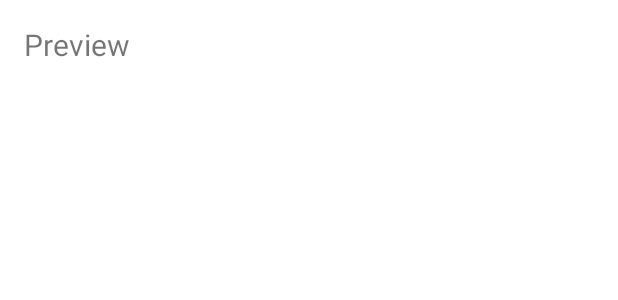
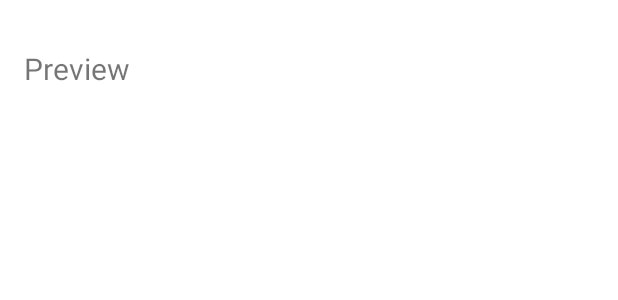
Before and after one commit to leonljh/Restaurant, an Android app: the layout restaurant_list_item.xml on its own in the app's theme, with its tools: preview values and no code run, on a phone screen of 412 x 824 dp. Shown: the top 300 px of the screen. Run offline under Robolectric (Android 15) with nearby library versions, the phone set to English and light mode, and no system bars.

```diff
--- a/app/src/main/java/com/example/android/restaurant/RestaurantAdapter.java
+++ b/app/src/main/java/com/example/android/restaurant/RestaurantAdapter.java
@@ -14,6 +14,8 @@ import androidx.annotation.NonNull;
 import androidx.recyclerview.widget.RecyclerView;
 
 import com.example.android.restaurant.model.Restaurant;
+
+import org.w3c.dom.Text;
 
 import java.util.List;
 
--- a/app/src/main/res/layout/restaurant_list_item.xml
+++ b/app/src/main/res/layout/restaurant_list_item.xml
@@ -1,15 +1,17 @@
 <?xml version="1.0" encoding="utf-8"?>
-<FrameLayout xmlns:android="http://schemas.android.com/apk/res/android"
+<RelativeLayout xmlns:android="http://schemas.android.com/apk/res/android"
     android:layout_width="match_parent"
     android:layout_height="wrap_content"
     xmlns:tools="http://schemas.android.com/tools"
     android:padding="16dp">
 
     <TextView
+        android:id="@+id/restaurant_id_num"
         android:layout_width="wrap_content"
         android:layout_height="wrap_content"
-        android:id="@+id/restaurant_id_num"
-        tools:text="Preview"
-        android:textSize="20dp" />
+        android:layout_alignParentTop="true"
+        android:layout_marginTop="16dp"
+        android:textSize="20dp"
+        tools:text="Preview" />
 
-</FrameLayout>
+</RelativeLayout>
```
Also changed, not shown: app/src/main/java/com/example/android/restaurant/MapsActivity.java (+8 -2 lines), app/src/main/java/com/example/android/restaurant/RestaurantsActivity.java (+18 -5 lines), app/src/main/java/com/example/android/restaurant/ResultsFragment.java (+51 -4 lines), app/src/main/java/com/example/android/restaurant/model/Restaurant.java (+12 -1 lines).
